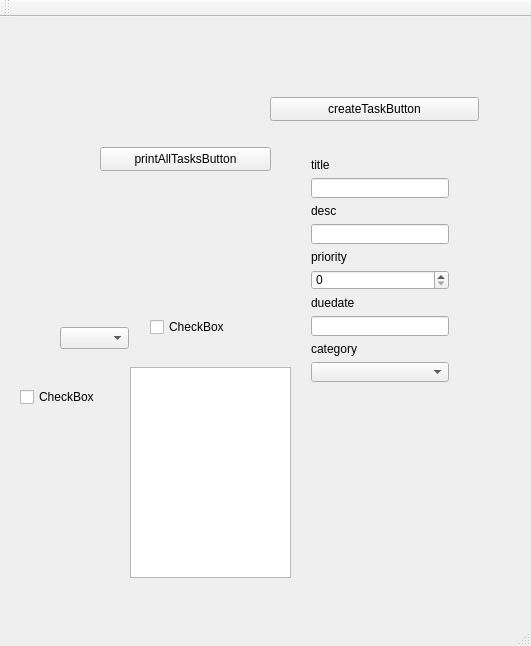
First picture: the form in TaskManager/TaskManagerUI/Gui.ui, repository asanguine/CPP-QT-DataStructures-TaskManagerApp, before the edit.
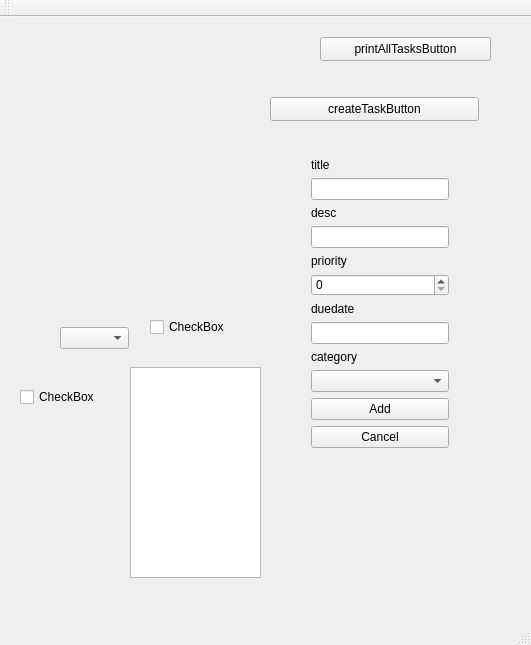
Second picture: the form after the edit.

```diff
--- a/TaskManager/TaskManagerUI/Gui.ui
+++ b/TaskManager/TaskManagerUI/Gui.ui
@@ -7,7 +7,7 @@
     <x>0</x>
     <y>0</y>
     <width>531</width>
-    <height>646</height>
+    <height>645</height>
    </rect>
   </property>
   <property name="windowTitle">
@@ -43,8 +43,8 @@
    <widget class="QPushButton" name="printAllTasksButton">
     <property name="geometry">
      <rect>
-      <x>100</x>
-      <y>130</y>
+      <x>320</x>
+      <y>20</y>
       <width>171</width>
       <height>24</height>
      </rect>
@@ -72,7 +72,7 @@
       <x>300</x>
       <y>130</y>
       <width>160</width>
-      <height>246</height>
+      <height>312</height>
      </rect>
     </property>
     <layout class="QVBoxLayout" name="verticalLayout">
@@ -133,6 +133,33 @@
      <item>
       <widget class="QComboBox" name="categoryComboBox"/>
      </item>
+     <item>
+      <spacer name="verticalSpacer">
+       <property name="orientation">
+        <enum>Qt::Vertical</enum>
+       </property>
+       <property name="sizeHint" stdset="0">
+        <size>
+         <width>20</width>
+         <height>40</height>
+        </size>
+       </property>
+      </spacer>
+     </item>
+     <item>
+      <widget class="QPushButton" name="addButton">
+       <property name="text">
+        <string>Add</string>
+       </property>
+      </widget>
+     </item>
+     <item>
+      <widget class="QPushButton" name="cancelButton">
+       <property name="text">
+        <string>Cancel</string>
+       </property>
+      </widget>
+     </item>
     </layout>
    </widget>
    <widget class="QComboBox" name="comboBox">
@@ -150,11 +177,22 @@
      <rect>
       <x>130</x>
       <y>350</y>
-      <width>161</width>
+      <width>131</width>
       <height>211</height>
      </rect>
     </property>
    </widget>
+   <widget class="QWidget" name="gridLayoutWidget">
+    <property name="geometry">
+     <rect>
+      <x>50</x>
+      <y>40</y>
+      <width>181</width>
+      <height>251</height>
+     </rect>
+    </property>
+    <layout class="QGridLayout" name="gridLayout"/>
+   </widget>
   </widget>
   <widget class="QMenuBar" name="menuBar">
    <property name="geometry">
```
Left out of the diff: 2 changed lines with no effect on the pictures.
